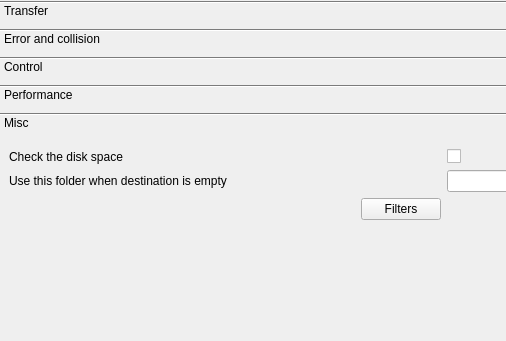
First picture: the form in plugins/CopyEngine/Ultracopier/copyEngineOptions.ui, repository alphaonex86/Ultracopier, before the edit; both pictures show x 0 to 506 and y 0 to 341 of the 801 by 504 pixel window.
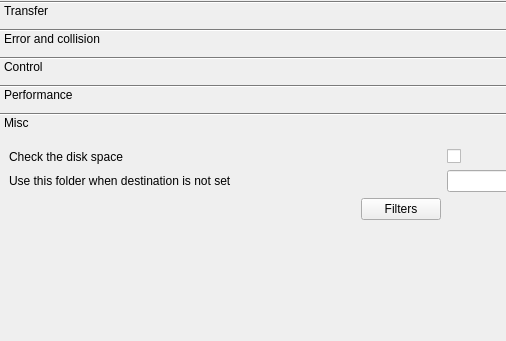
Second picture: the form after the edit. The open tabs and pages were chosen to show the change.

Commit message: Fix common facility engine, fix missing checkbox under windows

Patch:
```diff
--- a/plugins/CopyEngine/Ultracopier/copyEngineOptions.ui
+++ b/plugins/CopyEngine/Ultracopier/copyEngineOptions.ui
@@ -571,8 +571,8 @@
        <rect>
         <x>0</x>
         <y>0</y>
-        <width>445</width>
-        <height>89</height>
+        <width>791</width>
+        <height>364</height>
        </rect>
       </property>
       <attribute name="label">
@@ -592,7 +592,7 @@
        <item row="1" column="0">
         <widget class="QLabel" name="label_24">
          <property name="text">
-          <string>Use this folder when destination is empty</string>
+          <string>Use this folder when destination is not set</string>
          </property>
         </widget>
        </item>
```
Left out of the diff: 10 changed lines with no effect on the pictures. The commit also changes 137 other files.
